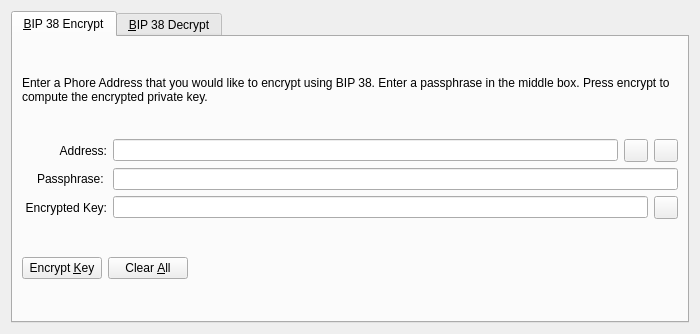
Qt form src/qt/forms/bip38tooldialog.ui (vpubchain/Phore) before a commit.
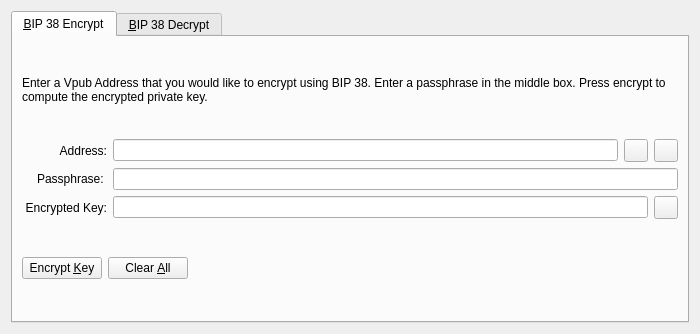
The same form after that commit. The open tabs and pages were chosen to show the change. Icons and pictures are not drawn. Custom widgets are drawn as their Qt base class.

Commit message: Phore to Vpub

Patch:
```diff
--- a/src/qt/forms/bip38tooldialog.ui
+++ b/src/qt/forms/bip38tooldialog.ui
@@ -30,7 +30,7 @@
        <item>
         <widget class="QLabel" name="infoLabel_ENC">
          <property name="text">
-          <string>Enter a Phore Address that you would like to encrypt using BIP 38. Enter a passphrase in the middle box. Press encrypt to compute the encrypted private key.</string>
+          <string>Enter a Vpub Address that you would like to encrypt using BIP 38. Enter a passphrase in the middle box. Press encrypt to compute the encrypted private key.</string>
          </property>
          <property name="textFormat">
           <enum>Qt::PlainText</enum>
```
Left out of the diff: 4 changed lines with no effect on the pictures. The commit also changes 182 other files.
